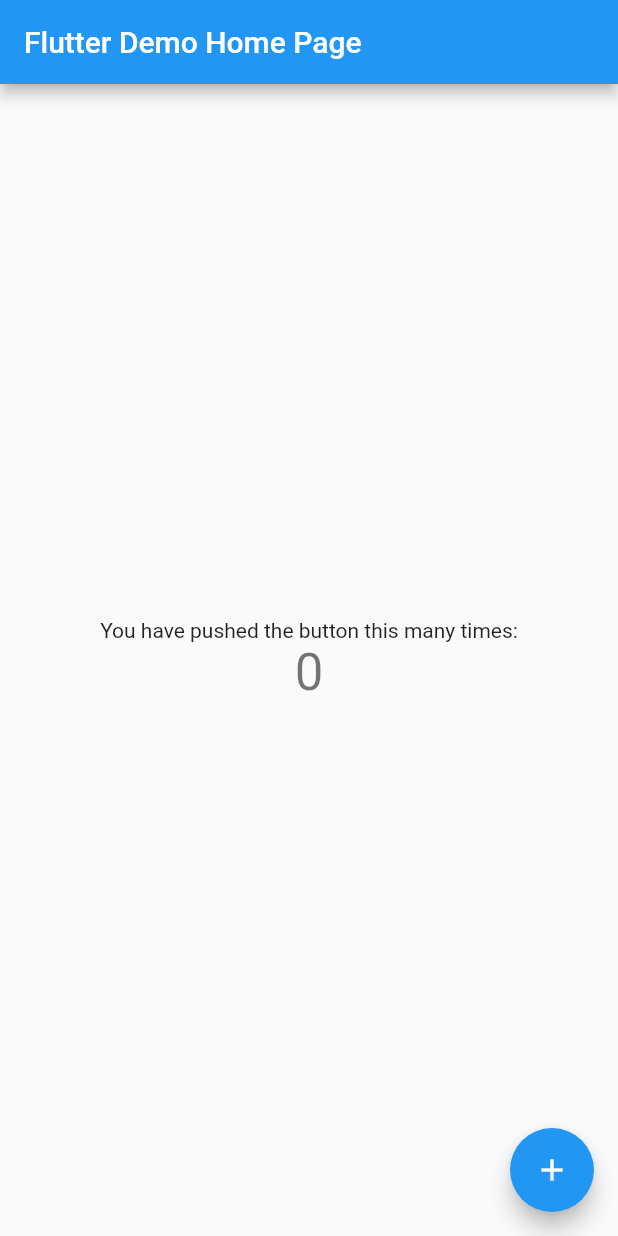
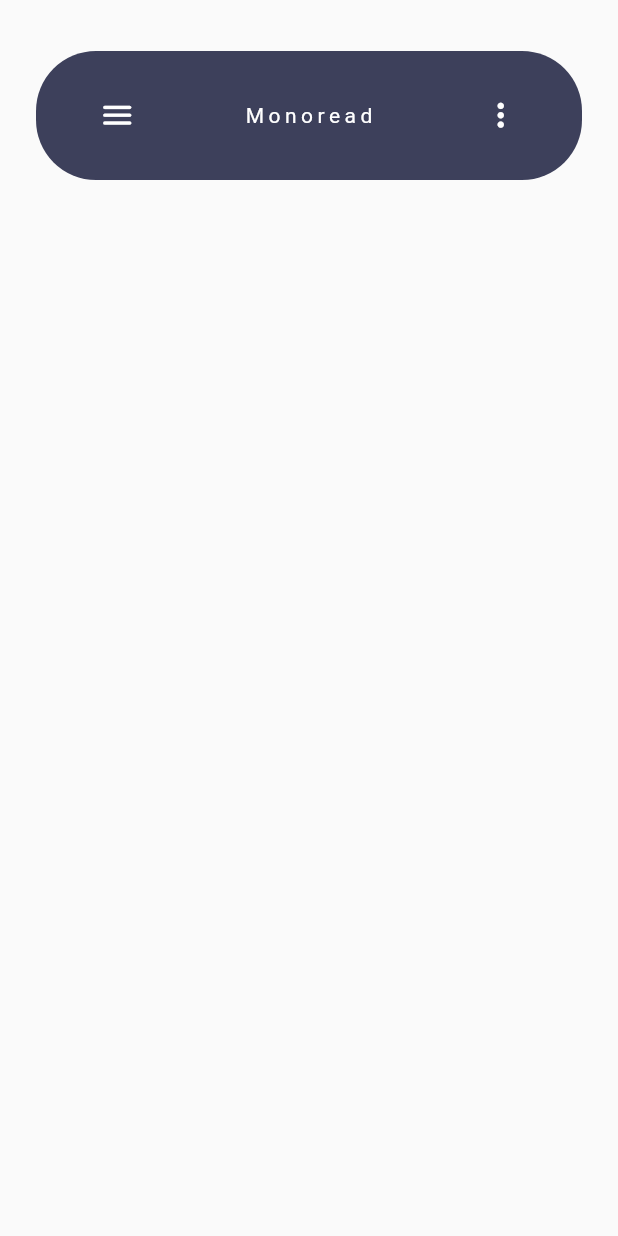
Before and after one commit to hnsfhrzi/mono-read, a Flutter app: the screen it shows after launch, on a phone screen of 412 x 824 dp. Run offline on Flutter 3.47's test engine with Material 2 defaults, Android fonts, the light colour scheme and no system bars.

Commit message:
Add Homepage & Float App Bar

```diff
--- /dev/null
+++ b/lib/homepage/homePage.dart
@@ -0,0 +1,27 @@
+import 'package:flutter/cupertino.dart';
+import 'package:flutter/material.dart';
+import 'package:mono_read/template/floatAppBar.dart';
+
+class homePage extends StatefulWidget {
+  const homePage({Key? key}) : super(key: key);
+
+  @override
+  _homePageState createState() => _homePageState();
+}
+
+class _homePageState extends State<homePage> {
+  @override
+  Widget build(BuildContext context) {
+    return Scaffold(
+      body: Stack(
+        children: [
+          floatAppBar(
+            title: "Monoread",
+            icon_1: Icon(Icons.menu_rounded, color: Colors.white, size: 25,),
+            icon_2: Icon(Icons.more_vert_rounded, color: Colors.white, size: 25,),
+          )
+        ],
+      ),
+    );
+  }
+}
--- a/lib/main.dart
+++ b/lib/main.dart
@@ -1,4 +1,5 @@
 import 'package:flutter/material.dart';
+import 'package:mono_read/homepage/homePage.dart';
 
 void main() {
   runApp(const MyApp());
@@ -24,7 +25,7 @@
         // is not restarted.
         primarySwatch: Colors.blue,
       ),
-      home: const MyHomePage(title: 'Flutter Demo Home Page'),
+      home: homePage(),
     );
   }
 }
--- /dev/null
+++ b/lib/template/floatAppBar.dart
@@ -0,0 +1,43 @@
+import 'package:flutter/cupertino.dart';
+import 'package:flutter/material.dart';
+
+class floatAppBar extends StatelessWidget {
+  const floatAppBar({Key? key, required this.title, required this.icon_1, required this.icon_2}) : super(key: key);
+  final String title;
+  final Widget icon_1;
+  final Widget icon_2;
+
+  @override
+  Widget build(BuildContext context) {
+    return Scaffold(
+      body: Container(
+        margin: EdgeInsets.symmetric(vertical: 34, horizontal: 24),
+        height: 86,
+        decoration: BoxDecoration(
+            color: Color(0XFF3D405B),
+            borderRadius: BorderRadius.circular(40)
+        ),
+        child: Row(
+          mainAxisAlignment: MainAxisAlignment.spaceAround,
+          children: [
+            IconButton(
+              icon: icon_1,
+              onPressed: () {},
+            ),
+            Text(
+              title,
+              style: TextStyle(
+                  color: Colors.white,
+                  letterSpacing: 3
+              ),
+            ),
+            IconButton(
+              icon: icon_2,
+              onPressed: () {},
+            )
+          ],
+        ),
+      ),
+    );
+  }
+}
```
